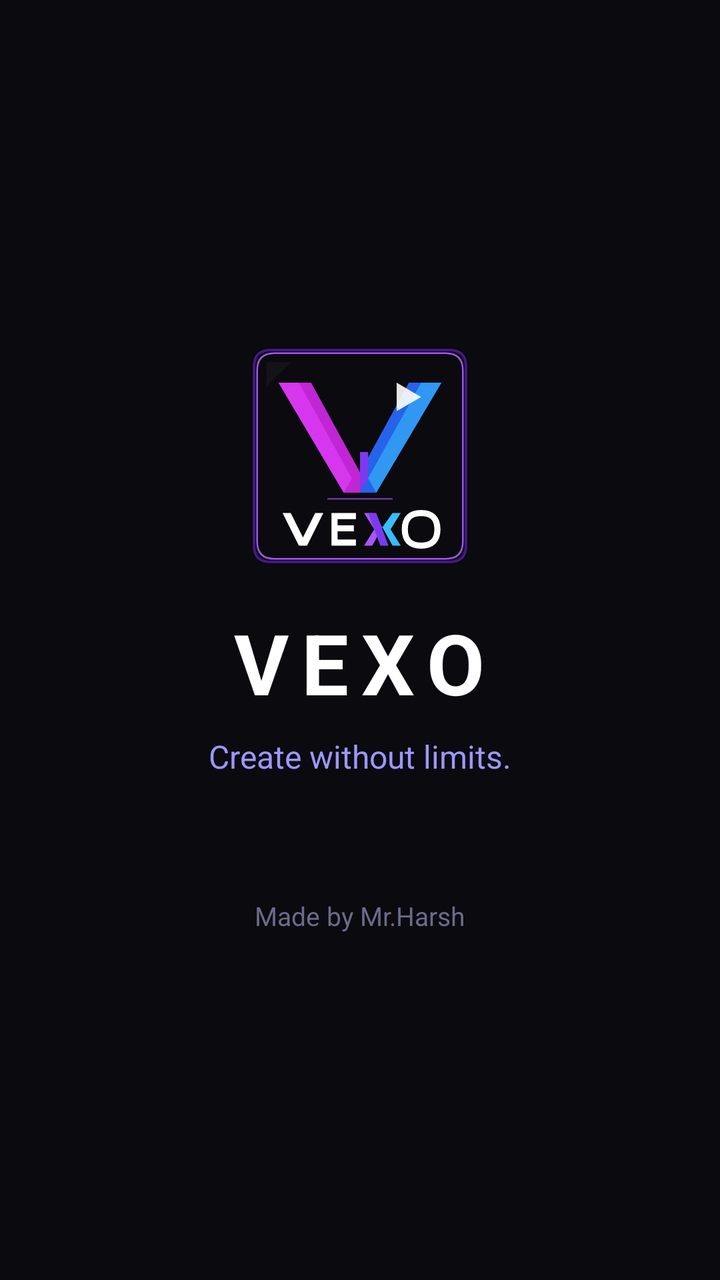
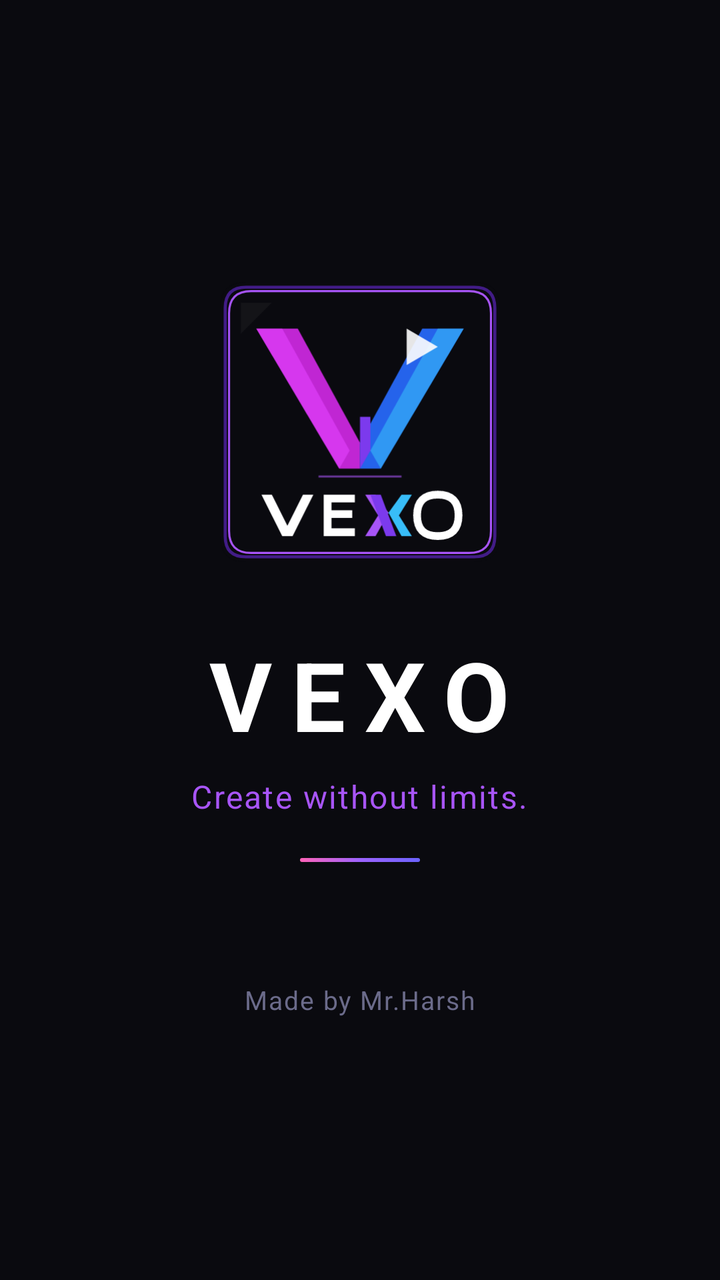

An Android layout rendered at two revisions. The XML below is the earlier revision; the diff shows what the commit changed to produce the second picture.
<!-- AndroidManifest.xml: activity theme Theme.Vexo -->
<!-- res/layout/activity_splash.xml -->
<?xml version="1.0" encoding="utf-8"?>
<LinearLayout
    xmlns:android="http://schemas.android.com/apk/res/android"
    android:layout_width="match_parent"
    android:layout_height="match_parent"
    android:background="@color/bg_primary"
    android:gravity="center"
    android:orientation="vertical">

    <ImageView
        android:id="@+id/ivLogo"
        android:layout_width="110dp"
        android:layout_height="110dp"
        android:src="@drawable/ic_vexo_logo"
        android:contentDescription="VEXO"/>

    <TextView
        android:id="@+id/tvAppName"
        android:layout_width="wrap_content"
        android:layout_height="wrap_content"
        android:layout_marginTop="20dp"
        android:text="VEXO"
        android:textColor="@color/text_primary"
        android:textSize="42sp"
        android:textStyle="bold"
        android:letterSpacing="0.15"/>

    <TextView
        android:id="@+id/tvTagline"
        android:layout_width="wrap_content"
        android:layout_height="wrap_content"
        android:layout_marginTop="8dp"
        android:text="Create without limits."
        android:textColor="@color/vexo_purple_light"
        android:textSize="16sp"/>

    <TextView
        android:id="@+id/tvMadeBy"
        android:layout_width="wrap_content"
        android:layout_height="wrap_content"
        android:layout_marginTop="60dp"
        android:text="Made by Mr.Harsh"
        android:textColor="@color/text_tertiary"
        android:textSize="13sp"/>

</LinearLayout>
<!-- resources referenced by this layout -->
<resources>
  <color name="bg_primary">#0A0A0F</color>
  <color name="text_primary">#FFFFFF</color>
  <color name="text_tertiary">#6B6B8A</color>
  <color name="vexo_purple_light">#9D97FF</color>
  <!-- drawable ic_vexo_logo: vector/xml drawable (drawable, 2937 chars, omitted) -->
  <style name="Theme.Vexo" parent="Theme.MaterialComponents.DayNight.NoActionBar">
          <item name="colorPrimary">@color/vexo_purple</item>
          <item name="colorPrimaryVariant">@color/vexo_purple_dark</item>
          <item name="colorOnPrimary">@color/text_primary</item>
          <item name="colorSecondary">@color/vexo_pink</item>
          <item name="android:colorBackground">@color/bg_primary</item>
          <item name="colorSurface">@color/bg_secondary</item>
          <item name="colorOnSurface">@color/text_primary</item>
          <item name="colorError">@color/error</item>
          <item name="android:statusBarColor">@color/bg_primary</item>
          <item name="android:navigationBarColor">@color/bg_primary</item>
          <item name="android:windowLightStatusBar">false</item>
          <item name="android:windowBackground">@color/bg_primary</item>
      </style>
  <color name="vexo_purple">#6C63FF</color>
  <color name="vexo_purple_dark">#4B44CC</color>
  <color name="vexo_pink">#FF6584</color>
  <color name="bg_secondary">#12121A</color>
  <color name="error">#FF5252</color>
</resources>

<!-- the commit's change to res/layout/activity_splash.xml (unified diff, before → after) -->
@@ -3,44 +3,73 @@
     xmlns:android="http://schemas.android.com/apk/res/android"
     android:layout_width="match_parent"
     android:layout_height="match_parent"
-    android:background="@color/bg_primary"
+    android:background="#0A0A0F"
     android:gravity="center"
     android:orientation="vertical">
 
-    <ImageView
-        android:id="@+id/ivLogo"
-        android:layout_width="110dp"
-        android:layout_height="110dp"
-        android:src="@drawable/ic_vexo_logo"
-        android:contentDescription="VEXO"/>
+    
+    <FrameLayout
+        android:layout_width="160dp"
+        android:layout_height="160dp"
+        android:layout_gravity="center_horizontal">
 
+        
+        <View
+            android:layout_width="160dp"
+            android:layout_height="160dp"
+            android:background="@drawable/bg_logo_glow"
+            android:alpha="0.3"/>
+
+        
+        <ImageView
+            android:id="@+id/ivLogo"
+            android:layout_width="140dp"
+            android:layout_height="140dp"
+            android:layout_gravity="center"
+            android:src="@drawable/ic_vexo_logo"
+            android:contentDescription="VEXO"/>
+
+    </FrameLayout>
+
+    
     <TextView
         android:id="@+id/tvAppName"
         android:layout_width="wrap_content"
         android:layout_height="wrap_content"
-        android:layout_marginTop="20dp"
+        android:layout_marginTop="24dp"
         android:text="VEXO"
-        android:textColor="@color/text_primary"
-        android:textSize="42sp"
+        android:textColor="#FFFFFF"
+        android:textSize="48sp"
         android:textStyle="bold"
-        android:letterSpacing="0.15"/>
+        android:letterSpacing="0.2"/>
 
+    
     <TextView
         android:id="@+id/tvTagline"
         android:layout_width="wrap_content"
         android:layout_height="wrap_content"
         android:layout_marginTop="8dp"
         android:text="Create without limits."
-        android:textColor="@color/vexo_purple_light"
-        android:textSize="16sp"/>
+        android:textColor="#A855F7"
+        android:textSize="16sp"
+        android:letterSpacing="0.05"/>
 
+    
+    <View
+        android:layout_width="60dp"
+        android:layout_height="2dp"
+        android:layout_marginTop="20dp"
+        android:background="@drawable/bg_gradient"/>
+
+    
     <TextView
         android:id="@+id/tvMadeBy"
         android:layout_width="wrap_content"
         android:layout_height="wrap_content"
         android:layout_marginTop="60dp"
         android:text="Made by Mr.Harsh"
-        android:textColor="@color/text_tertiary"
-        android:textSize="13sp"/>
+        android:textColor="#6B6B8A"
+        android:textSize="13sp"
+        android:letterSpacing="0.05"/>
 
 </LinearLayout>
<!-- resource entries referenced after the edit -->
@@ -1,9 +1,16 @@
 <!-- resources referenced by this layout -->
 <resources>
-  <color name="bg_primary">#0A0A0F</color>
-  <color name="text_primary">#FFFFFF</color>
-  <color name="text_tertiary">#6B6B8A</color>
-  <color name="vexo_purple_light">#9D97FF</color>
+  <!-- drawable bg_gradient (drawable) -->
+  <?xml version="1.0" encoding="utf-8"?>
+  <shape xmlns:android="http://schemas.android.com/apk/res/android">
+      <gradient
+          android:angle="135"
+          android:startColor="#6C63FF"
+          android:centerColor="#9D63FF"
+          android:endColor="#FF63B8"
+          android:type="linear"/>
+      <corners android:radius="16dp"/>
+  </shape>
   <!-- drawable ic_vexo_logo: vector/xml drawable (drawable, 2937 chars, omitted) -->
   <style name="Theme.Vexo" parent="Theme.MaterialComponents.DayNight.NoActionBar">
           <item name="colorPrimary">@color/vexo_purple</item>
@@ -21,7 +28,9 @@
       </style>
   <color name="vexo_purple">#6C63FF</color>
   <color name="vexo_purple_dark">#4B44CC</color>
+  <color name="text_primary">#FFFFFF</color>
   <color name="vexo_pink">#FF6584</color>
+  <color name="bg_primary">#0A0A0F</color>
   <color name="bg_secondary">#12121A</color>
   <color name="error">#FF5252</color>
 </resources>
